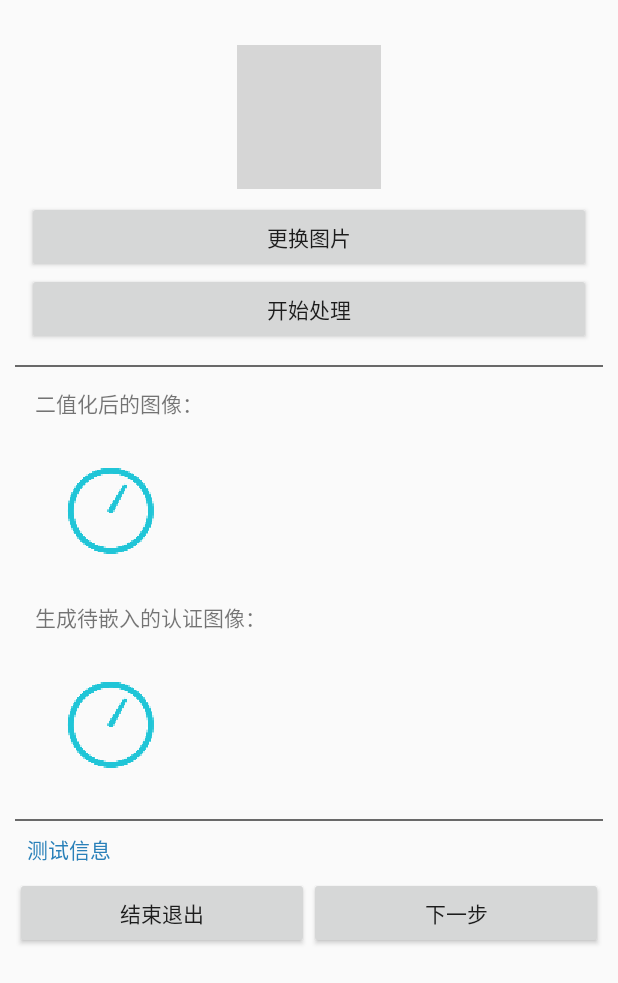
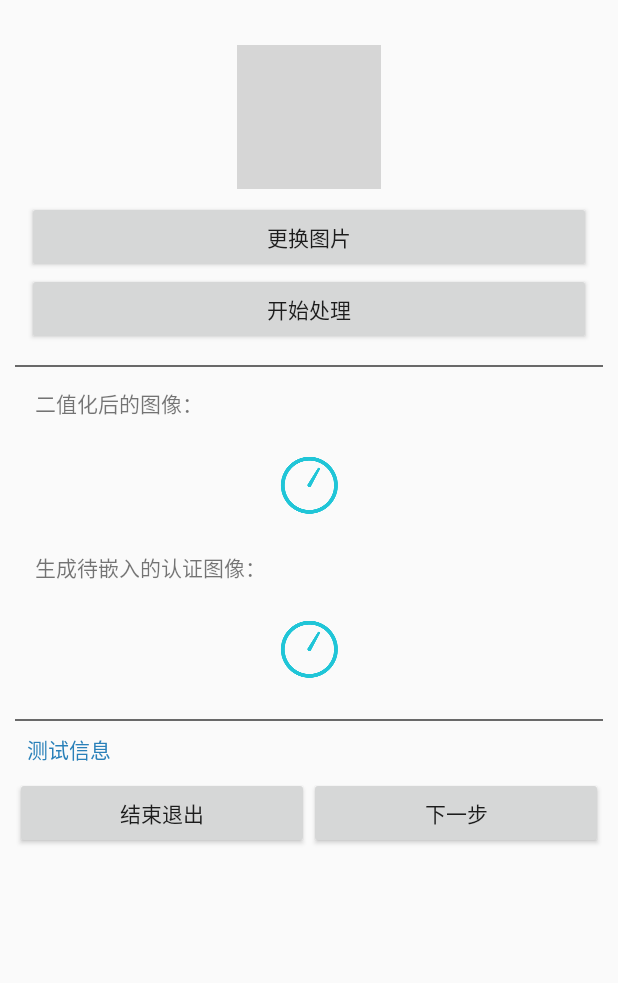
Before and after one commit to shadowAnt/compress, an Android app: the layout activity_authentic.xml on its own in the app's theme, with its tools: preview values and no code run, on a phone screen of 412 x 824 dp. Shown: the top 983 px of the screen. Run offline under Robolectric (Android 15) with nearby library versions, the phone set to English and light mode, and no system bars; grey boxes are pictures that could not be loaded.

Commit message:
完成对认证图像的处理

```diff
--- a/app/src/main/java/com/example/compress/util/Authentication_codes.java
+++ b/app/src/main/java/com/example/compress/util/Authentication_codes.java
@@ -51,7 +51,7 @@ public class Authentication_codes {
         resultTwoDataBitmap.setPixels(twoDataBitmap, 0, codes.getWidth(), 0, 0, codes.getWidth(), codes.getHeight());
         resultArray[1] = resultTwoDataBitmap;
 
-        //TODO 抑异或加密
+        //TODO 异或加密
         for (int i = 0; i < num; i++) {
             codesArray[i] ^= (int) sequence[i];
         }
--- a/app/src/main/res/layout/activity_authentic.xml
+++ b/app/src/main/res/layout/activity_authentic.xml
@@ -22,6 +22,7 @@
                 android:layout_width="match_parent"
                 android:layout_height="wrap_content"
                 android:gravity="center">
+
                 <ImageView
                     android:id="@+id/authenticImage"
                     android:layout_width="wrap_content"
@@ -29,6 +30,7 @@
                     android:src="@drawable/ahu" />
 
             </LinearLayout>
+
             <LinearLayout
                 android:layout_width="match_parent"
                 android:layout_height="wrap_content"
@@ -66,12 +68,19 @@
                     android:layout_margin="5dp"
                     android:text="二值化后的图像：" />
 
+
+                <LinearLayout
+                    android:layout_width="match_parent"
+                    android:layout_height="wrap_content"
+                    android:gravity="center">
+
                     <pl.droidsonroids.gif.GifImageView
                         android:id="@+id/twoDataAuthenticationImage"
-                    android:layout_width="100dp"
-                    android:layout_height="100dp"
+                        android:layout_width="wrap_content"
+                        android:layout_height="wrap_content"
                         android:layout_margin="5dp"
                         android:src="@drawable/loading" />
+                </LinearLayout>
 
                 <TextView
                     android:layout_width="wrap_content"
@@ -79,12 +88,19 @@
                     android:layout_margin="5dp"
                     android:text="生成待嵌入的认证图像：" />
 
+
+                <LinearLayout
+                    android:layout_width="match_parent"
+                    android:layout_height="wrap_content"
+                    android:gravity="center">
+
                     <pl.droidsonroids.gif.GifImageView
                         android:id="@+id/authenticResult"
-                    android:layout_width="100dp"
-                    android:layout_height="100dp"
+                        android:layout_width="wrap_content"
+                        android:layout_height="wrap_content"
                         android:layout_margin="5dp"
                         android:src="@drawable/loading" />
+                </LinearLayout>
             </LinearLayout>
 
             <View
@@ -102,7 +118,7 @@
                     android:layout_width="match_parent"
                     android:layout_height="match_parent"
                     android:text="测试信息"
-                    android:textColor="@color/fbutton_color_belize_hole"/>
+                    android:textColor="@color/fbutton_color_belize_hole" />
             </LinearLayout>
 
             <LinearLayout
```
Also changed, not shown: app/src/main/java/com/example/compress/AuthenticActivity.java (+15 -10 lines), app/src/main/java/com/example/compress/MainActivity.java (+15 -10 lines), app/src/main/java/com/example/compress/To.java (+77 -7 lines). Lines whose indentation alone changed are shown as unchanged.
